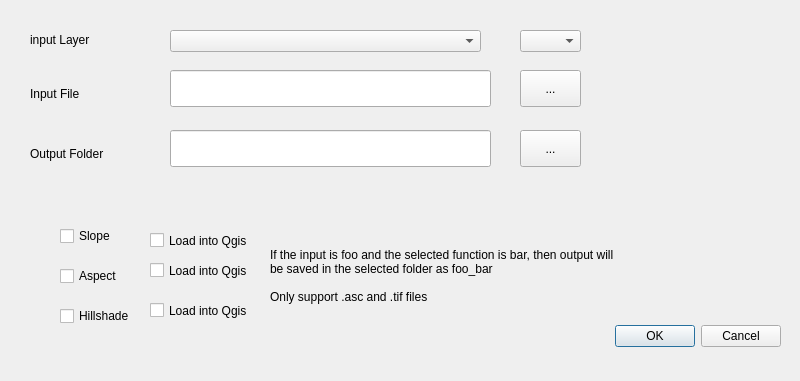
The window that CUDARaster/cudaRaster_dialog_base.ui (aFuerst/PyCUDA-Raster) describes before a commit, drawn with Qt 5.
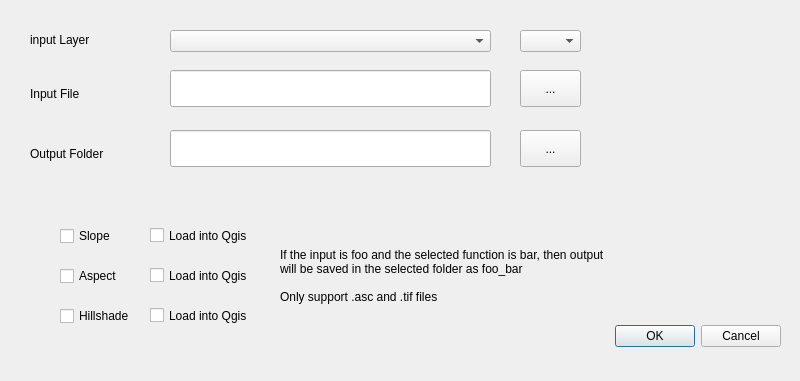
The same window after the commit.

Commit message: Modified GUI so option boxes line up

```diff
--- a/CUDARaster/cudaRaster_dialog_base.ui
+++ b/CUDARaster/cudaRaster_dialog_base.ui
@@ -117,9 +117,9 @@
   <widget class="QLabel" name="label_3">
    <property name="geometry">
     <rect>
-     <x>270</x>
+     <x>280</x>
      <y>210</y>
-     <width>351</width>
+     <width>331</width>
      <height>131</height>
     </rect>
    </property>
@@ -163,7 +163,7 @@
     <rect>
      <x>170</x>
      <y>30</y>
-     <width>311</width>
+     <width>321</width>
      <height>22</height>
     </rect>
    </property>
@@ -195,9 +195,9 @@
    <property name="geometry">
     <rect>
      <x>150</x>
-     <y>230</y>
+     <y>220</y>
      <width>121</width>
-     <height>21</height>
+     <height>31</height>
     </rect>
    </property>
    <property name="text">
@@ -210,7 +210,7 @@
      <x>150</x>
      <y>260</y>
      <width>121</width>
-     <height>21</height>
+     <height>31</height>
     </rect>
    </property>
    <property name="text">
@@ -223,7 +223,7 @@
      <x>150</x>
      <y>300</y>
      <width>121</width>
-     <height>21</height>
+     <height>31</height>
     </rect>
    </property>
    <property name="text">
```
